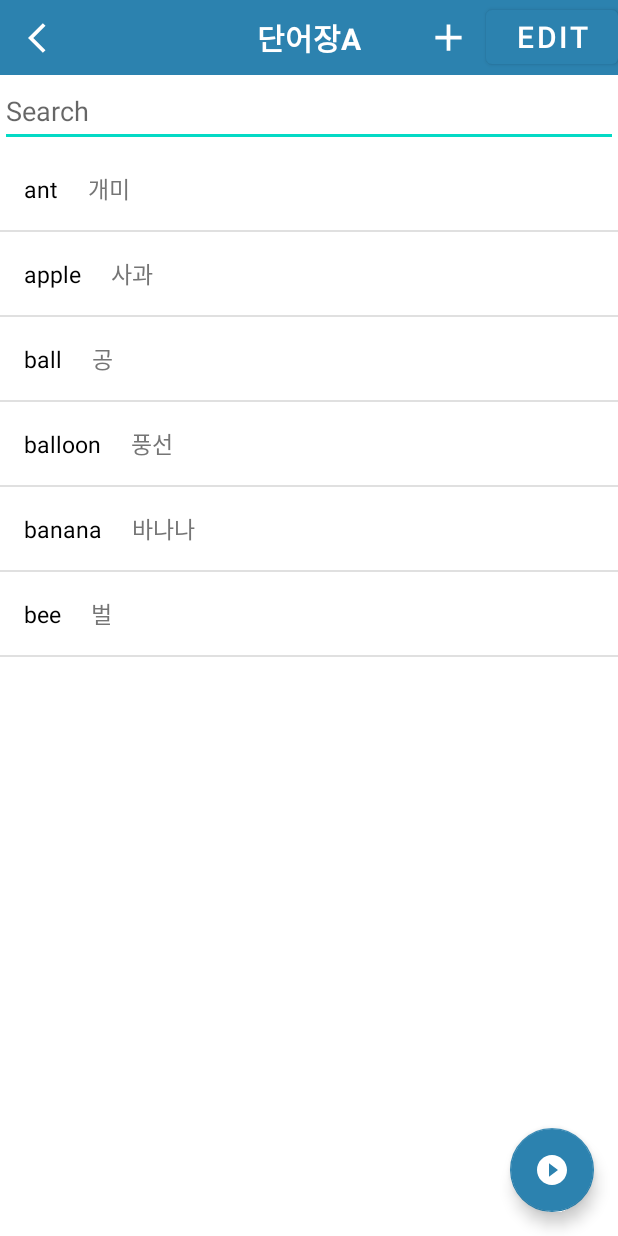
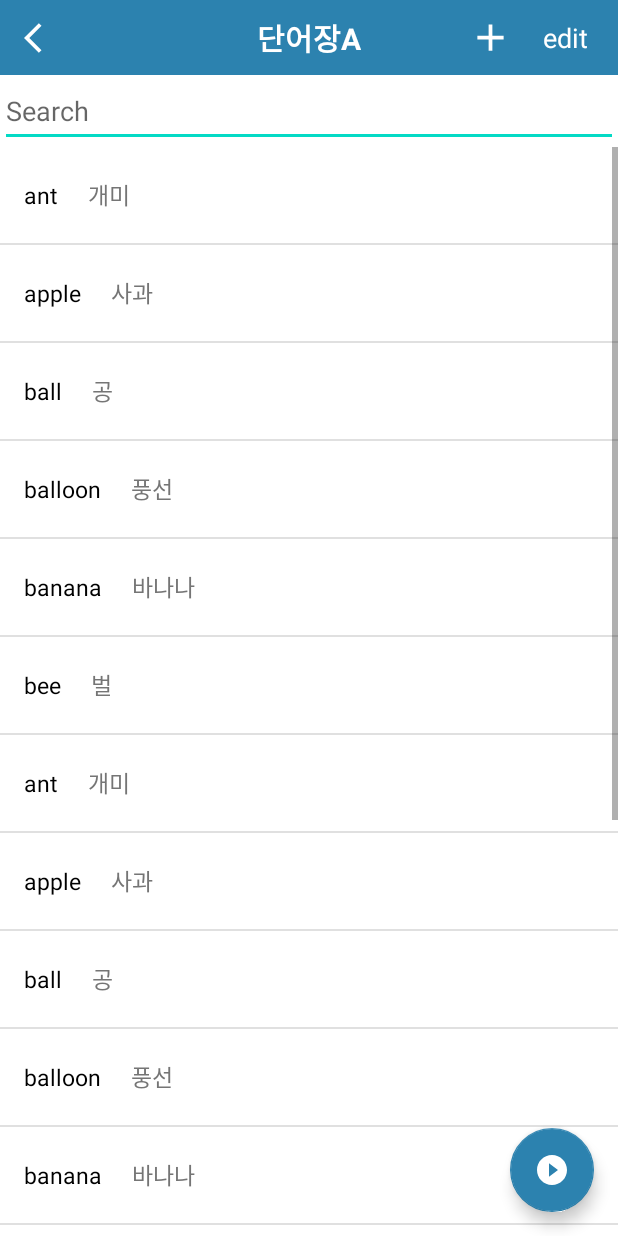
Before and after one commit to danielKim614/Amgibbang, an Android app: the CardListActivity screen opened directly, with no data from a screen before it, on a phone screen of 412 x 824 dp. Run offline under Robolectric (Android 15) with nearby library versions, the phone set to English and light mode, and no system bars.

Commit message:
Seungki_CardList ListView ver.4 (<,+버튼 연결 및 edit버튼 부분 구현)

```diff
--- a/app/src/main/java/com/cookandroid/amgibbang/CardListActivity.java
+++ b/app/src/main/java/com/cookandroid/amgibbang/CardListActivity.java
@@ -1,21 +1,21 @@
 package com.cookandroid.amgibbang;
 
-import androidx.appcompat.app.ActionBar;
 import androidx.appcompat.app.AppCompatActivity;
 import androidx.appcompat.widget.Toolbar;
 
 import android.content.Intent;
 import android.os.Bundle;
 import android.util.Log;
+import android.view.MenuItem;
 import android.view.View;
 import android.view.ViewGroup;
 import android.widget.BaseAdapter;
 import android.widget.Button;
+import android.widget.CheckBox;
 import android.widget.ImageButton;
-import android.widget.ImageView;
 import android.widget.ListView;
 import android.widget.TextView;
-import android.widget.Toast;
+
 
 import com.google.android.material.floatingactionbutton.FloatingActionButton;
 
@@ -23,18 +23,23 @@ import java.util.ArrayList;
 
 public class CardListActivity extends AppCompatActivity {
 
-    Toolbar toolbar;
-    ImageButton buttonBack, add_btn;
-    Button edit_btn;
+    ImageButton add_btn;
+    TextView edit_btn;
+    boolean editstate = false;
 
     @Override
     protected void onCreate(Bundle savedInstanceState) {
         super.onCreate(savedInstanceState);
         setContentView(R.layout.activity_card_list);
 
-        toolbar = findViewById(R.id.toolbar);
-        buttonBack = findViewById(R.id.cardlist_buttonBack);
-        edit_btn = findViewById(R.id.cardlist_editButton);
+        //toolbar 지정
+        Toolbar toolbar = findViewById(R.id.cardlist_toolbar);
+        setSupportActionBar(toolbar);  // 액션바를 없앴으니까 그걸 툴바가 대신하게 하기
+        getSupportActionBar().setDisplayHomeAsUpEnabled(true);    // 툴바 왼쪽에 뒤로가기 버튼 추가
+        getSupportActionBar().setDisplayShowTitleEnabled(false);  // 타이틀 안 보이게 하기
+        getSupportActionBar().setHomeAsUpIndicator(R.drawable.button_back);  // 뒤로가기 버튼 아이콘 수정
+
+        edit_btn = findViewById(R.id.cardlist_button_edit);
         add_btn = findViewById(R.id.cardlist_addCardButton);
         FloatingActionButton fab = findViewById(R.id.cardlist_fab);
         fab.setOnClickListener(new FABClickListener());
@@ -42,10 +47,18 @@ public class CardListActivity extends AppCompatActivity {
         ListView listView = findViewById(R.id.cardlist_listview);
         SingleAdapter adapter = new SingleAdapter();
 
-        setSupportActionBar(toolbar);
-        ActionBar actionBar = getSupportActionBar();
-        actionBar.setDisplayShowCustomEnabled(true);
-
+        adapter.addItem(new SingleItem("ant", "개미"));
+        adapter.addItem(new SingleItem("apple", "사과"));
+        adapter.addItem(new SingleItem("ball", "공"));
+        adapter.addItem(new SingleItem("balloon", "풍선"));
+        adapter.addItem(new SingleItem("banana", "바나나"));
+        adapter.addItem(new SingleItem("bee", "벌"));
+        adapter.addItem(new SingleItem("ant", "개미"));
+        adapter.addItem(new SingleItem("apple", "사과"));
+        adapter.addItem(new SingleItem("ball", "공"));
+        adapter.addItem(new SingleItem("balloon", "풍선"));
+        adapter.addItem(new SingleItem("banana", "바나나"));
+        adapter.addItem(new SingleItem("bee", "벌"));
         adapter.addItem(new SingleItem("ant", "개미"));
         adapter.addItem(new SingleItem("apple", "사과"));
         adapter.addItem(new SingleItem("ball", "공"));
@@ -58,29 +71,31 @@ public class CardListActivity extends AppCompatActivity {
             @Override
             public void onClick(View v) {
                 switch (v.getId()){
-                    //뒤로가기 버튼 행동
-                    case R.id.cardlist_buttonBack:
-                        Log.v("superoid","=================클릭 back================");
-                        //Intent intent = new Intent(MainActivity.this,SubActivity.class);
-                       //startActivity(intent);
-                        break;
-                    //edit 버튼 행동
-                    case R.id.cardlist_editButton:
-                        Log.v("superoid","=================클릭 edit================");
-                        break;
-                    //+ 버튼 행동
+                    // edit 버튼 행동
+
+                    // + 버튼 행동
                     case R.id.cardlist_addCardButton:
-                        Log.v("superoid","=================클릭 +================");
+                        Intent intent=new Intent(CardListActivity.this, AddWordActivity.class);
+                        startActivity(intent);
                         break;
                 }
             }
         };
-
-        buttonBack.setOnClickListener(onClickListener);
-        edit_btn.setOnClickListener(onClickListener);
         add_btn.setOnClickListener(onClickListener);
     }
 
+    // 뒤로가기 버튼 행동
+    @Override
+    public boolean onOptionsItemSelected(MenuItem item) {
+        switch(item.getItemId()) {
+            case android.R.id.home:
+                finish();
+                return true;
+        }
+        return super.onOptionsItemSelected(item);
+    }
+
+    // 플로팅액션버튼 리스너
     class FABClickListener implements View.OnClickListener {
         @Override
         public void onClick(View v) {
@@ -88,6 +103,7 @@ public class CardListActivity extends AppCompatActivity {
         }
     }
 
+    // 리스트뷰 어뎁터
     class SingleAdapter extends BaseAdapter {
         ArrayList<SingleItem> items = new ArrayList<SingleItem>();
 
@@ -106,7 +122,7 @@ public class CardListActivity extends AppCompatActivity {
         }
 
         @Override
-        public long getItemId(int position) {
+        public long getItemId(int position)  {
             return position;
         }
 
@@ -115,7 +131,8 @@ public class CardListActivity extends AppCompatActivity {
             SingleItemView singleItemView = null;
             if (convertView == null) {
                 singleItemView = new SingleItemView(getApplicationContext());
-            } else {
+            }
+            else {
                 singleItemView = (SingleItemView) convertView;
             }
             SingleItem item = items.get(position);
@@ -124,4 +141,43 @@ public class CardListActivity extends AppCompatActivity {
             return singleItemView;
         }
     }
+
+    public void onEditButtonClick(View v){
+        // edit 버튼
+        if(editstate == false) {
+            editstate = true;
+            // 버튼 설정
+            TextView textView=findViewById(R.id.cardlist_button_edit);
+            TextView textView1=findViewById(R.id.cardlist_button_delete);
+            TextView textView2=findViewById(R.id.cardlist_button_selectAll);
+            CheckBox checkBox=findViewById(R.id.single_item_list_checkbox);
+            textView.setText("확인");
+            textView1.setVisibility(View.VISIBLE);
+            textView2.setVisibility(View.VISIBLE);
+            add_btn.setVisibility(View.GONE);
+            checkBox.setVisibility(View.VISIBLE);
+        }
+
+        else {
+            editstate = false;
+            TextView textView=findViewById(R.id.cardlist_button_edit);
+            TextView textView1=findViewById(R.id.cardlist_button_delete);
+            TextView textView2=findViewById(R.id.cardlist_button_selectAll);
+            CheckBox checkBox=findViewById(R.id.single_item_list_checkbox);
+            textView.setText("edit");
+            textView1.setVisibility(View.GONE);
+            textView2.setVisibility(View.GONE);
+            add_btn.setVisibility(View.VISIBLE);
+            checkBox.setVisibility(View.INVISIBLE);
+        }
+    }
+
+    public void cardlist_onClickDelete(View v){
+        // 삭제 버튼 누를 시 체크된 단어장 삭제됨
+    }
+
+    public void cardlist_onClickSelectAll(View v){
+        // 원 체크 후 확인 버튼 누를 시 삭제
+    }
+
 }
--- a/app/src/main/java/com/cookandroid/amgibbang/SingleItem.java
+++ b/app/src/main/java/com/cookandroid/amgibbang/SingleItem.java
@@ -1,4 +1,6 @@
 package com.cookandroid.amgibbang;
+
+import android.widget.CheckBox;
 
 public class SingleItem {
     String word;
--- a/app/src/main/res/layout/activity_card_list.xml
+++ b/app/src/main/res/layout/activity_card_list.xml
@@ -15,7 +15,9 @@
         android:layout_height="match_parent"
         android:orientation="vertical">
 
-        <include layout="@layout/cardlist_toolbar" />
+        <include
+            layout="@layout/cardlist_toolbar"
+            android:id="@+id/cardlist_toolbar" />
 
         <EditText
             android:layout_width="match_parent"
@@ -24,6 +26,11 @@
             android:inputType="text|textNoSuggestions"
             android:minHeight="48dp" />
 
+        <ScrollView
+            android:layout_width="match_parent"
+            android:layout_height="match_parent"
+            android:fillViewport="true">
+
             <FrameLayout
                 android:layout_width="match_parent"
                 android:layout_height="match_parent">
@@ -31,18 +38,23 @@
                 <ListView
                     android:id="@+id/cardlist_listview"
                     android:layout_width="match_parent"
-                android:layout_height="match_parent" />
+                    android:layout_height="match_parent"
+                    android:choiceMode="multipleChoice" />
 
                 <com.google.android.material.floatingactionbutton.FloatingActionButton
                     android:id="@+id/cardlist_fab"
                     android:layout_width="wrap_content"
                     android:layout_height="wrap_content"
                     android:layout_gravity="end|bottom"
+                    android:layout_margin="16dp"
                     android:src="@drawable/button_play_circle_filled"
-                android:layout_margin="16dp"
-                app:tint="@null"
-                app:backgroundTint="?attr/colorPrimary" />
+                    app:backgroundTint="?attr/colorPrimary"
+                    app:tint="@null" />
+
             </FrameLayout>
+
+        </ScrollView>
+
     </LinearLayout>
 
 </androidx.drawerlayout.widget.DrawerLayout>
--- a/app/src/main/res/layout/cardlist_toolbar.xml
+++ b/app/src/main/res/layout/cardlist_toolbar.xml
@@ -2,56 +2,69 @@
 <androidx.appcompat.widget.Toolbar
     xmlns:android="http://schemas.android.com/apk/res/android"
     xmlns:app="http://schemas.android.com/apk/res-auto"
+    android:id="@+id/cardlist_toolbar"
     android:layout_width="match_parent"
     android:layout_height="50dp"
-    android:id="@+id/toolbar"
-    app:contentInsetStart="0dp"
-    android:background="?attr/colorPrimary">
-
-    <RelativeLayout
-        android:layout_width="match_parent"
-        android:layout_height="match_parent">
-
-        <ImageButton
-            android:id="@+id/cardlist_buttonBack"
-            android:layout_width="50dp"
-            android:layout_height="50dp"
-            android:layout_marginLeft="5dp"
-            android:background="@android:color/transparent"
-            android:src="@drawable/button_back"
-            android:onClick="onButtonBackClick"/>
+    android:background="?attr/colorPrimary"
+    android:theme="@style/ThemeOverlay.AppCompat.ActionBar"
+    app:popupTheme="@style/ThemeOverlay.AppCompat.Light">
 
         <TextView
             android:id="@+id/cardlist_tv_logo"
             android:layout_width="wrap_content"
             android:layout_height="wrap_content"
-            android:layout_centerInParent="true"
+            android:layout_gravity="center"
             android:text="단어장A"
             android:textColor="?attr/colorOnPrimary"
             android:textSize="20sp"
             android:textStyle="bold" />
 
-        <Button
-            android:id="@+id/cardlist_editButton"
+        <TextView
+            android:id="@+id/cardlist_button_edit"
             android:layout_width="wrap_content"
             android:layout_height="wrap_content"
-            android:layout_alignParentRight="true"
-            android:layout_centerVertical="true"
-            android:text="@string/edit"
-            android:textSize="20sp"
+            android:text="edit"
+            android:textColor="?attr/colorOnPrimary"
+            android:layout_gravity="right"
+            android:layout_marginRight="20dp"
+            android:textSize="18sp"
             android:onClick="onEditButtonClick"/>
 
         <ImageButton
             android:id="@+id/cardlist_addCardButton"
             android:layout_width="30dp"
             android:layout_height="30dp"
-            android:layout_marginRight="10dp"
-            android:layout_toLeftOf="@id/cardlist_editButton"
             android:src="@drawable/button_add"
-            android:layout_centerVertical="true"
+            android:layout_gravity="right"
+            android:layout_marginRight="20dp"
             android:background="@android:color/transparent"
             android:scaleType="fitXY"
-            android:onClick="onAddButtonClick"/>
+            android:onClick="onAddButtonClick"
+            android:visibility="visible"/>
 
-    </RelativeLayout>
+        <TextView
+            android:id="@+id/cardlist_button_delete"
+            android:layout_width="wrap_content"
+            android:layout_height="wrap_content"
+            android:text="삭제"
+            android:textColor="?attr/colorOnPrimary"
+            android:layout_gravity="right"
+            android:layout_marginRight="8dp"
+            android:textSize="18sp"
+            android:onClick="cardlist_onClickDelete"
+            android:visibility="gone"/>
+
+        <CheckBox
+            android:id="@+id/cardlist_button_selectAll"
+            android:layout_width="wrap_content"
+            android:layout_height="wrap_content"
+            android:text="전체"
+            android:textColor="?attr/colorOnPrimary"
+            android:layout_gravity="right"
+            android:layout_marginRight="8dp"
+            android:textSize="18sp"
+            android:onClick="cardlist_onClickSelectAll"
+            android:visibility="gone"/>
+
+
 </androidx.appcompat.widget.Toolbar>
--- a/app/src/main/res/layout/single_item_list.xml
+++ b/app/src/main/res/layout/single_item_list.xml
@@ -1,15 +1,17 @@
 <?xml version="1.0" encoding="utf-8"?>
-<LinearLayout
+<RelativeLayout
     xmlns:android="http://schemas.android.com/apk/res/android"
     android:padding="16dp"
     android:orientation="horizontal"
     android:layout_height="wrap_content"
-    android:layout_width="wrap_content">
+    android:layout_width="match_parent">
 
     <TextView
         android:id="@+id/itemlist_word"
         android:layout_width="wrap_content"
         android:layout_height="wrap_content"
+        android:layout_centerVertical="true"
+        android:layout_alignParentLeft="true"
         android:text="Word"
         android:textSize="15sp"
         android:textColor="@color/black" />
@@ -18,8 +20,20 @@
         android:id="@+id/itemlist_meaning"
         android:layout_width="wrap_content"
         android:layout_height="wrap_content"
+        android:layout_centerVertical="true"
+        android:layout_toRightOf="@id/itemlist_word"
         android:layout_marginLeft="20dp"
         android:text="Meaning"
         android:textSize="15sp"
         android:textColor="@color/gray_600" />
-</LinearLayout>
+
+    <CheckBox
+        android:id="@+id/single_item_list_checkbox"
+        android:layout_width="wrap_content"
+        android:layout_height="wrap_content"
+        android:layout_alignParentRight="true"
+        android:layout_centerVertical="true"
+        android:clickable="false"
+        android:focusable="false"
+        android:visibility="invisible" />
+</RelativeLayout>
```
Lines whose indentation alone changed are shown as unchanged.
